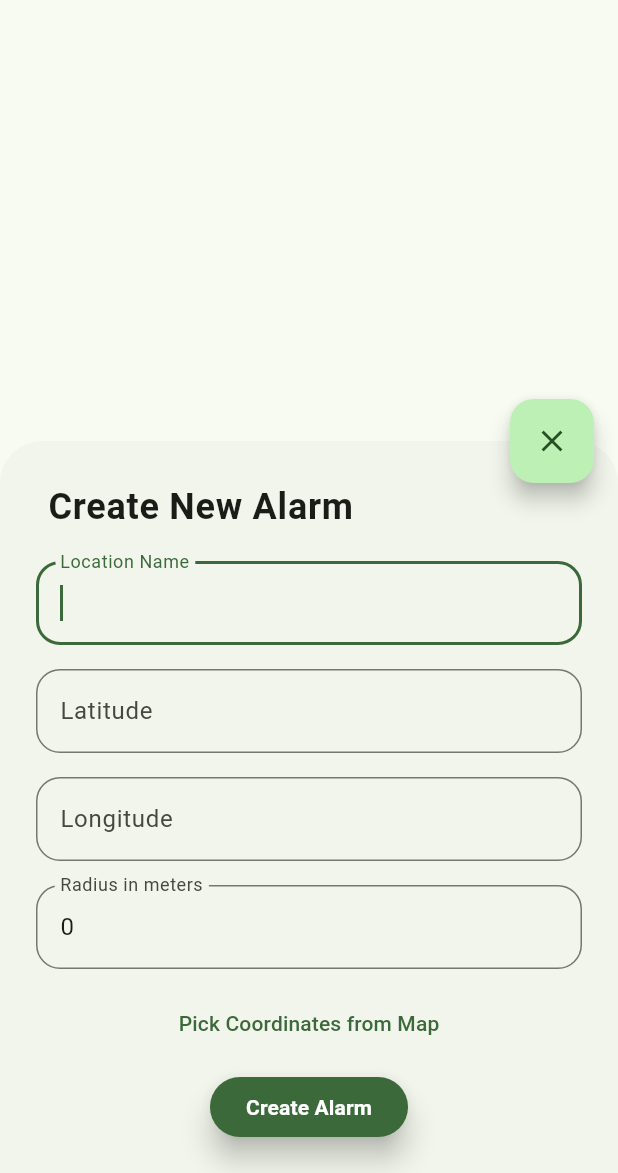
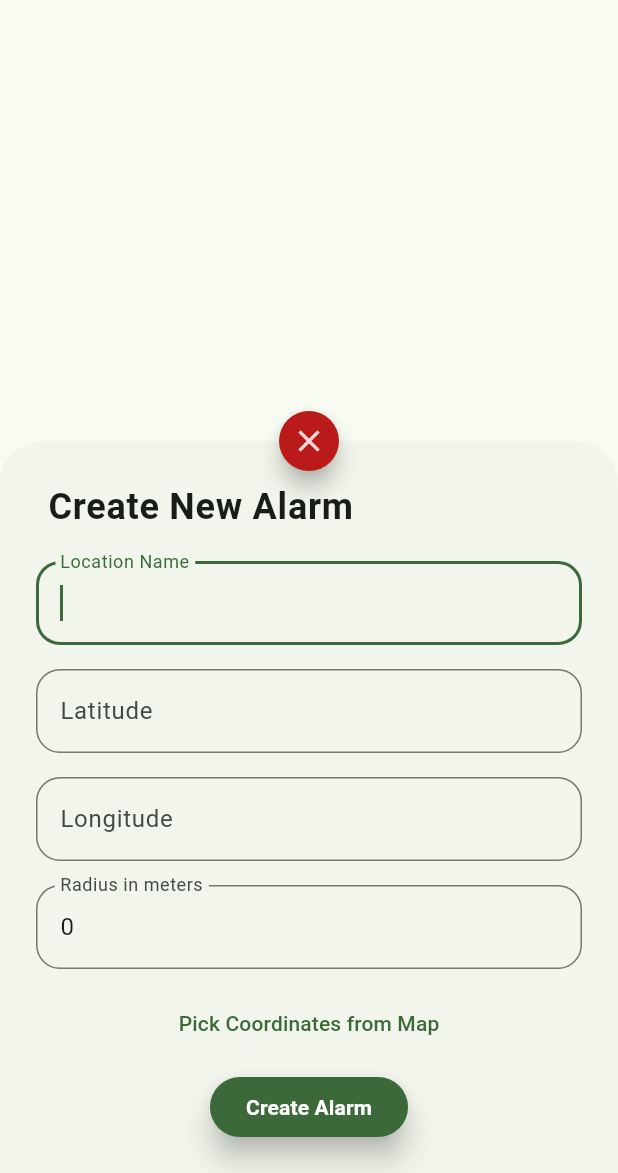
Before and after one commit to nibaji/location-alarm, a Flutter app: the screen it shows after launch, after a tap on the "add" icon, on a phone screen of 412 x 824 dp, the part 63-1236 px from its top. Run offline on Flutter 3.47's test engine with Material 2 defaults, Android fonts, the phone set to English and light mode, and no system bars; our stand-ins replace location, shared_preferences; missing offline and left inert: alarmplayer, location_picker_flutter_map.

Commit message:
FAB customisations

```diff
--- a/lib/pages/home_page.dart
+++ b/lib/pages/home_page.dart
@@ -230,14 +230,25 @@ class _HomePageState extends State<HomePage> {
               userLocation: _locationData,
             )
           : null,
+      floatingActionButtonLocation: FloatingActionButtonLocation.centerFloat,
       floatingActionButton: FloatingActionButton(
         onPressed: () {
           _setFormDraft(null);
           _changeBottomSheetVisibility();
         },
-        tooltip: 'Add new Alarm',
-        child:
-            _showBottomSheet ? const Icon(Icons.close) : const Icon(Icons.add),
+        tooltip: _showBottomSheet ? 'Add new Alarm' : 'Close',
+        mini: _showBottomSheet,
+        shape:
+            ShapeBorder.lerp(const StadiumBorder(), const StadiumBorder(), 0),
+        backgroundColor: _showBottomSheet
+            ? Theme.of(context).colorScheme.error
+            : Theme.of(context).colorScheme.primaryContainer,
+        child: _showBottomSheet
+            ? Icon(
+                Icons.close,
+                color: Theme.of(context).colorScheme.errorContainer,
+              )
+            : const Icon(Icons.add),
       ), // This trailing comma makes auto-formatting nicer for build methods.
     );
   }
```
